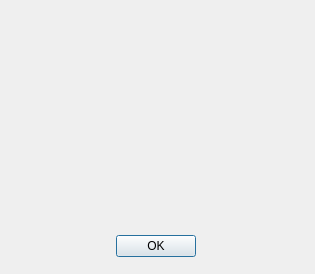
This is src/app/about/about.ui in xvitaly/tuned-switcher as Qt 5 draws it before an edit. The edited form follows.
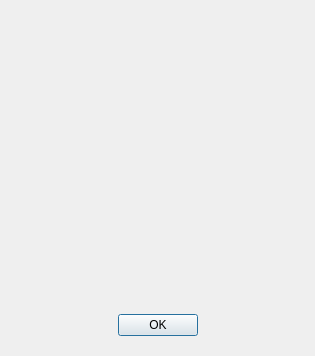
This is the edited form.

Commit message: Added basic layouts to the About form.

```diff
--- a/src/app/about/about.ui
+++ b/src/app/about/about.ui
@@ -14,21 +14,31 @@
     <x>0</x>
     <y>0</y>
     <width>315</width>
-    <height>274</height>
+    <height>356</height>
    </rect>
   </property>
   <property name="windowTitle">
    <string>About</string>
   </property>
-  <widget class="QDialogButtonBox" name="buttonBox">
-   <property name="geometry">
-    <rect>
-     <x>10</x>
-     <y>230</y>
-     <width>291</width>
-     <height>32</height>
-    </rect>
-   </property>
+  <layout class="QVBoxLayout" name="verticalLayout">
+   <item>
+    <widget class="QWidget" name="MainWidget" native="true">
+     <layout class="QVBoxLayout" name="verticalLayout_2">
+      <item>
+       <spacer name="VerticalSpacer">
+        <property name="orientation">
+         <enum>Qt::Orientation::Vertical</enum>
+        </property>
+        <property name="sizeHint" stdset="0">
+         <size>
+          <width>20</width>
+          <height>40</height>
+         </size>
+        </property>
+       </spacer>
+      </item>
+      <item>
+       <widget class="QDialogButtonBox" name="ButtonBox">
    <property name="orientation">
     <enum>Qt::Orientation::Horizontal</enum>
    </property>
@@ -39,6 +49,11 @@
     <bool>true</bool>
    </property>
   </widget>
+      </item>
+     </layout>
+    </widget>
+   </item>
+  </layout>
  </widget>
  <resources/>
  <connections>
```
Left out of the diff: 4 changed lines with no effect on the pictures. Lines whose indentation alone changed are shown as unchanged.
